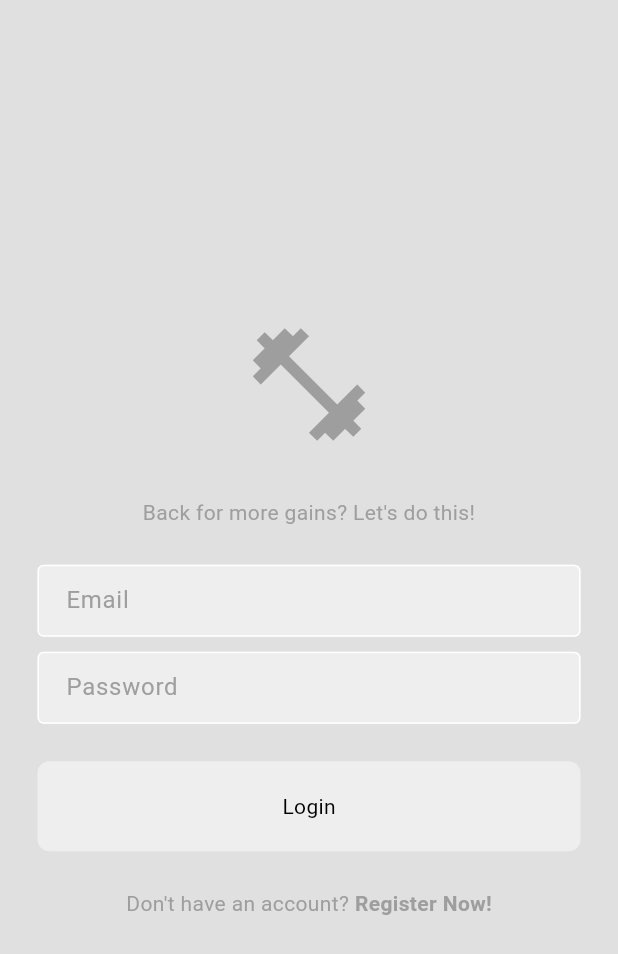
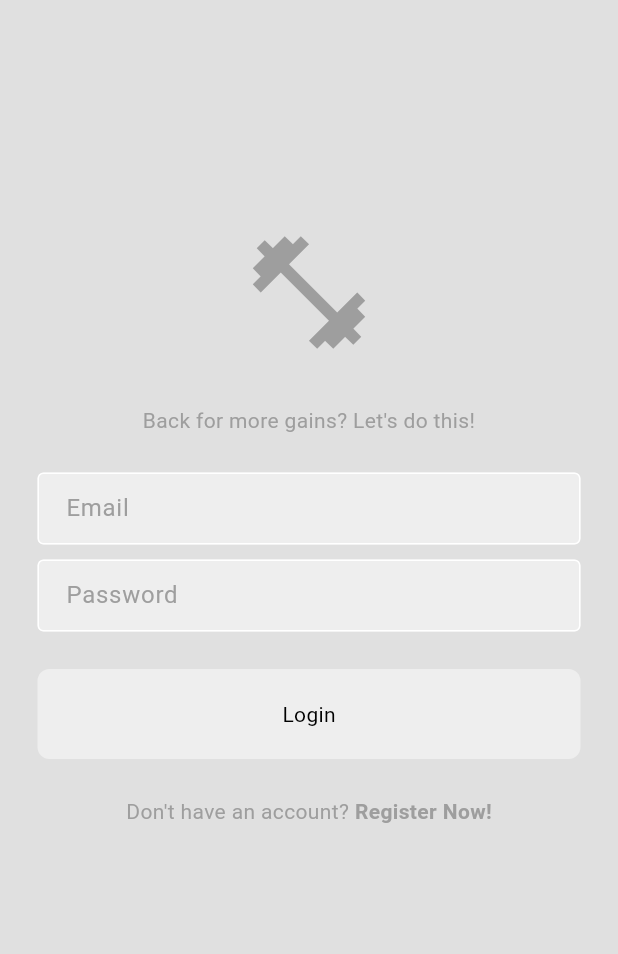
Before and after one commit to SherollK/PlanMyWorkout, a Flutter app: the screen it shows after launch, on a phone screen of 412 x 824 dp. Shown: the top 954 px of the screen. Run offline on Flutter 3.47's test engine with Material 3 defaults, Android fonts, the phone set to English and light mode, and no system bars; our stand-ins replace firebase_auth, firebase_core; accounts and stored records are empty.

Commit message:
Fixing Login and Register UI

```diff
--- a/lib/pages/login_page.dart
+++ b/lib/pages/login_page.dart
@@ -38,10 +38,13 @@ class LoginPage extends StatelessWidget {
   Widget build(BuildContext context) {
     return Scaffold(
       backgroundColor: Theme.of(context).colorScheme.background,
-      body: Center(
+      body: SingleChildScrollView(
+        child: Center(
           child: Column(
             mainAxisAlignment: MainAxisAlignment.center,
             children: [
+
+              const SizedBox(height: 150),
               //logo
               Icon(
                 Icons.fitness_center,
@@ -112,6 +115,7 @@ class LoginPage extends StatelessWidget {
               ),
             ],
           ),
+        ),
       )
     );
   }
--- a/lib/pages/register_page.dart
+++ b/lib/pages/register_page.dart
@@ -141,8 +141,6 @@ class RegisterPage extends StatelessWidget {
                   ),
                 ],
               ),
-
-
             ],
           ),
         ),
```
Lines whose indentation alone changed are shown as unchanged.
